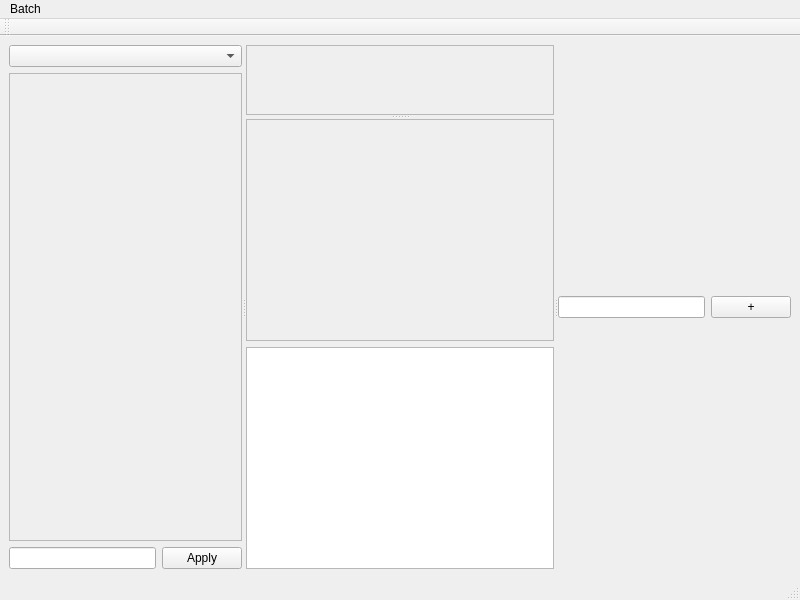
Above: ctie/ctie.ui from buganini/cluto before the change. Below: the same form after it.
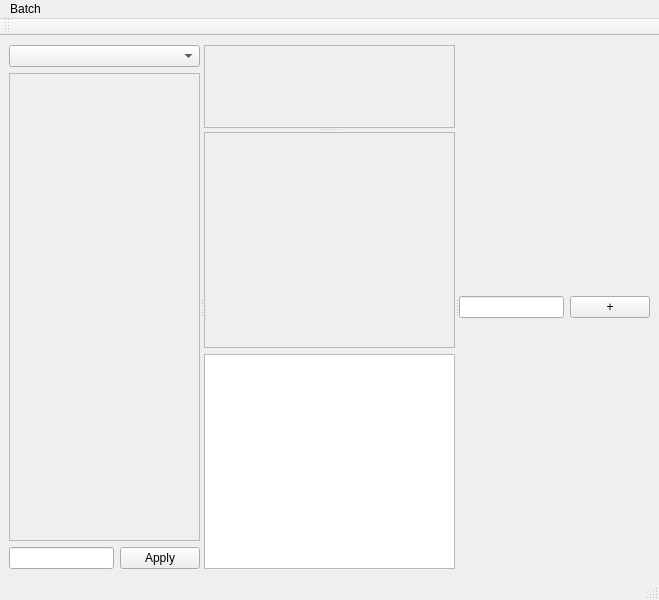
That is the form after the change.

```diff
--- a/ctie/ctie.ui
+++ b/ctie/ctie.ui
@@ -6,7 +6,7 @@
    <rect>
     <x>0</x>
     <y>0</y>
-    <width>800</width>
+    <width>659</width>
     <height>600</height>
    </rect>
   </property>
@@ -37,7 +37,7 @@
               <rect>
                <x>0</x>
                <y>0</y>
-               <width>246</width>
+               <width>200</width>
                <height>436</height>
               </rect>
              </property>
@@ -71,16 +71,19 @@
        <property name="orientation">
         <enum>Qt::Vertical</enum>
        </property>
-       <widget class="QScrollArea" name="scrollArea_2">
-        <property name="widgetResizable">
-         <bool>true</bool>
+       <widget class="QScrollArea" name="workAreaScroller">
+        <property name="focusPolicy">
+         <enum>Qt::NoFocus</enum>
         </property>
-        <widget class="QWidget" name="scrollAreaWidgetContents_6">
+        <property name="alignment">
+         <set>Qt::AlignCenter</set>
+        </property>
+        <widget class="QWidget" name="widget">
          <property name="geometry">
           <rect>
            <x>0</x>
            <y>0</y>
-           <width>266</width>
+           <width>217</width>
            <height>76</height>
           </rect>
          </property>
@@ -88,9 +91,12 @@
        </widget>
        <widget class="QWidget" name="verticalLayoutWidget">
         <layout class="QVBoxLayout" name="verticalLayout">
+         <property name="sizeConstraint">
+          <enum>QLayout::SetMinimumSize</enum>
+         </property>
          <item>
           <widget class="QScrollArea" name="scrollArea_3">
-           <property name="widgetResizable">
+           <property name="enabled">
             <bool>true</bool>
            </property>
            <widget class="QWidget" name="scrollAreaWidgetContents_7">
@@ -98,7 +104,7 @@
              <rect>
               <x>0</x>
               <y>0</y>
-              <width>264</width>
+              <width>215</width>
               <height>210</height>
              </rect>
             </property>
@@ -151,7 +157,7 @@
     <rect>
      <x>0</x>
      <y>0</y>
-     <width>800</width>
+     <width>659</width>
      <height>28</height>
     </rect>
    </property>
```
Left out of the diff: 2 changed lines with no effect on the pictures.
